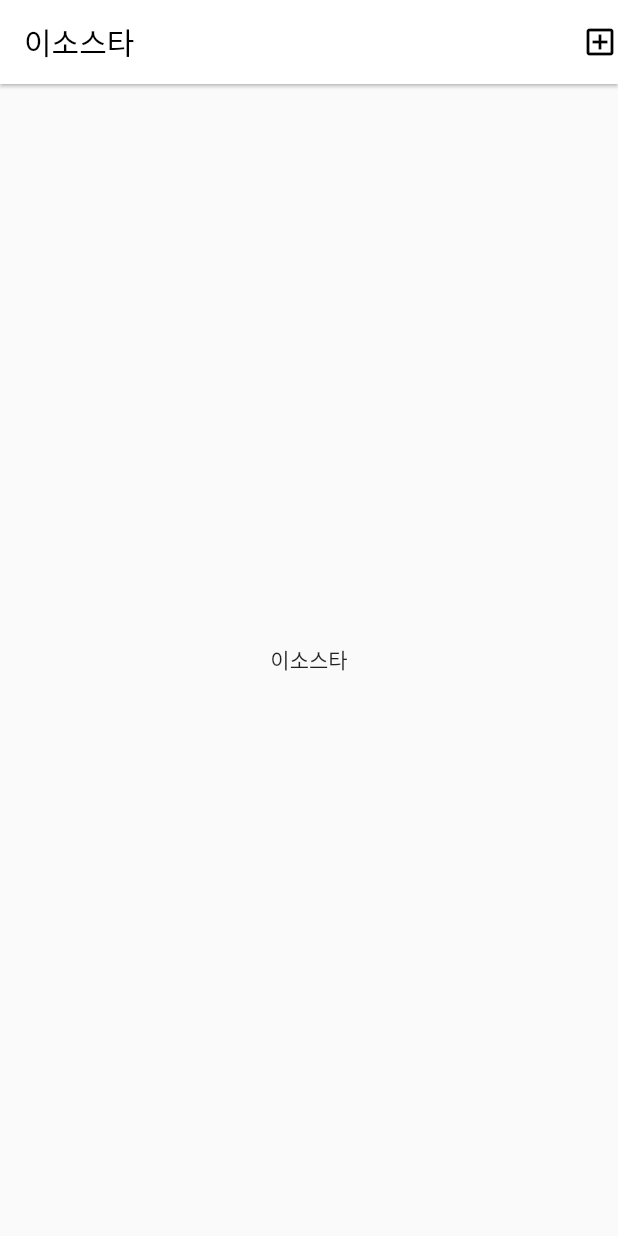
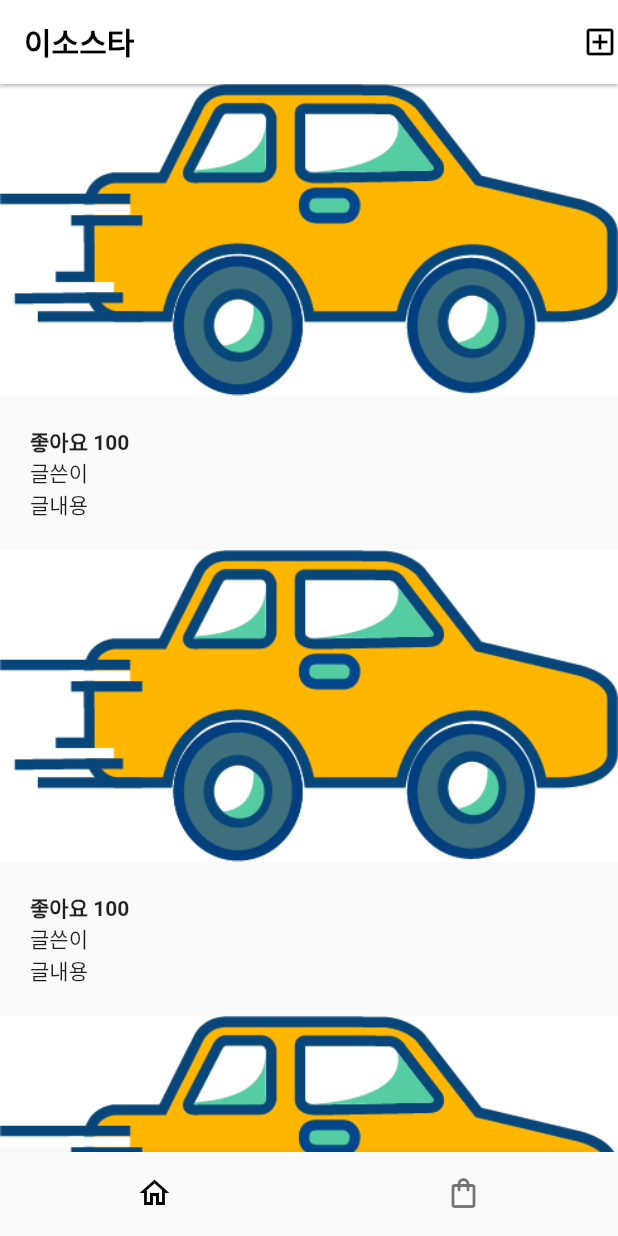
Before and after one commit to hvboq/isostar, a Flutter app: the screen it shows after launch, on a phone screen of 412 x 824 dp. Run offline on Flutter 3.47's test engine with Material 2 defaults, Android fonts, the phone set to English and light mode, and no system bars.

Commit message:
[ADD] class 2, 3

```diff
--- a/lib/main.dart
+++ b/lib/main.dart
@@ -1,36 +1,39 @@
 import 'package:flutter/material.dart';
+import 'package:isostar/screens/article_list_screen.dart';
+import './style.dart' as style;
 
 void main() {
-  runApp(MaterialApp(
-      theme: ThemeData(
-        iconTheme: const IconThemeData(color: Colors.black),
-        appBarTheme: const AppBarTheme(
-          backgroundColor: Colors.white,
-          iconTheme: IconThemeData(color: Colors.black),
-        ),
-      ),
-      home: MyApp()));
+  runApp(MaterialApp(theme: style.theme, home: MyApp()));
 }
 
-class MyApp extends StatelessWidget {
+class MyApp extends StatefulWidget {
   MyApp({super.key});
 
-  TextStyle textStyle1 = TextStyle(color: Colors.black);
+  @override
+  State<MyApp> createState() => _MyAppState();
+}
 
+class _MyAppState extends State<MyApp> {
+  var currentTab = 0;
   @override
   Widget build(BuildContext context) {
     return Scaffold(
-      appBar: AppBar(
-        title: Text(
-          '이소스타',
-          style: textStyle1,
+        appBar: AppBar(
+          title: Text('이소스타'),
+          actions: <Widget>[Icon(Icons.add_box_outlined)],
         ),
-        actions: <Widget>[Icon(Icons.add_box_outlined)],
-        elevation: 1,
-      ),
-      body: Center(
-        child: Text('이소스타'),
-      ),
-    );
+        body: Center(
+          child: [ArticleScreen(), Text('샵')][currentTab],
+        ),
+        bottomNavigationBar: BottomNavigationBar(
+            showSelectedLabels: false,
+            showUnselectedLabels: false,
+            onTap: (idnex) => setState(() => currentTab = idnex),
+            items: const [
+              BottomNavigationBarItem(
+                  icon: Icon(Icons.home_outlined), label: 'home'),
+              BottomNavigationBarItem(
+                  icon: Icon(Icons.shopping_bag_outlined), label: 'shop')
+            ]));
   }
 }
--- /dev/null
+++ b/lib/screens/article_list_screen.dart
@@ -0,0 +1,18 @@
+import 'package:flutter/material.dart';
+import 'package:isostar/widgets/article_item.dart';
+
+class ArticleScreen extends StatelessWidget {
+  final articles = [
+    ArticleItem(author: "글쓴이", content: "글내용", goodCount: 100),
+    ArticleItem(author: "글쓴이", content: "글내용", goodCount: 100),
+    ArticleItem(author: "글쓴이", content: "글내용", goodCount: 100),
+  ];
+  ArticleScreen({super.key});
+
+  @override
+  Widget build(BuildContext context) {
+    return ListView(
+      children: articles,
+    );
+  }
+}
--- /dev/null
+++ b/lib/style.dart
@@ -0,0 +1,18 @@
+import 'package:flutter/material.dart';
+
+ThemeData theme = ThemeData(
+  iconTheme: const IconThemeData(color: Colors.black),
+  appBarTheme: const AppBarTheme(
+    backgroundColor: Colors.white,
+    titleTextStyle: TextStyle(
+      color: Colors.black,
+      fontWeight: FontWeight.bold,
+      fontSize: 20,
+    ),
+    iconTheme: IconThemeData(color: Colors.black),
+    elevation: 1,
+  ),
+  bottomNavigationBarTheme: const BottomNavigationBarThemeData(
+    selectedItemColor: Colors.black,
+  ),
+);
--- /dev/null
+++ b/lib/widgets/article_item.dart
@@ -0,0 +1,39 @@
+import 'package:flutter/material.dart';
+
+class ArticleItem extends StatelessWidget {
+  final String author;
+  final String content;
+  final int goodCount;
+  const ArticleItem(
+      {required this.author,
+      required this.content,
+      required this.goodCount,
+      super.key});
+
+  @override
+  Widget build(BuildContext context) {
+    return Column(
+      crossAxisAlignment: CrossAxisAlignment.start,
+      children: [
+        Image.asset(
+          'assets/images/running-car.jpg',
+          fit: BoxFit.contain,
+        ),
+        Padding(
+          padding: const EdgeInsets.all(20.0),
+          child: Column(
+            crossAxisAlignment: CrossAxisAlignment.start,
+            children: [
+              Text(
+                '좋아요 $goodCount',
+                style: TextStyle(fontWeight: FontWeight.bold),
+              ),
+              Text(author),
+              Text(content),
+            ],
+          ),
+        )
+      ],
+    );
+  }
+}
```
Also changed, not shown: pubspec.yaml (+3 -65 lines), assets/images/running-car.jpg (added), 1 other file.
